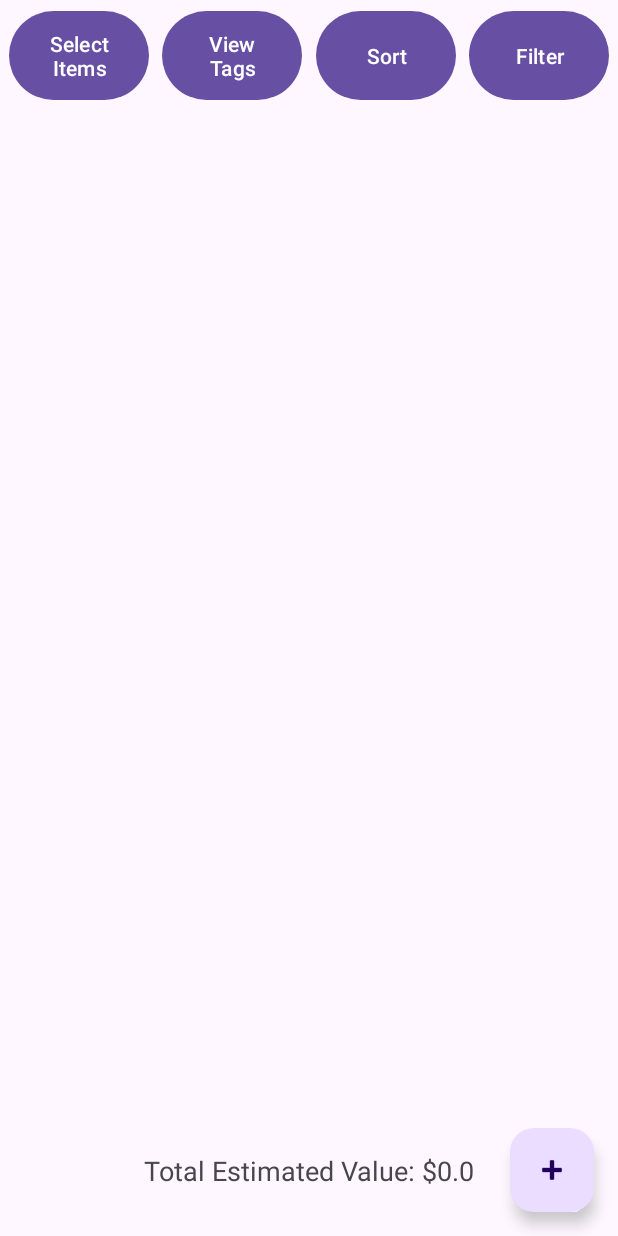
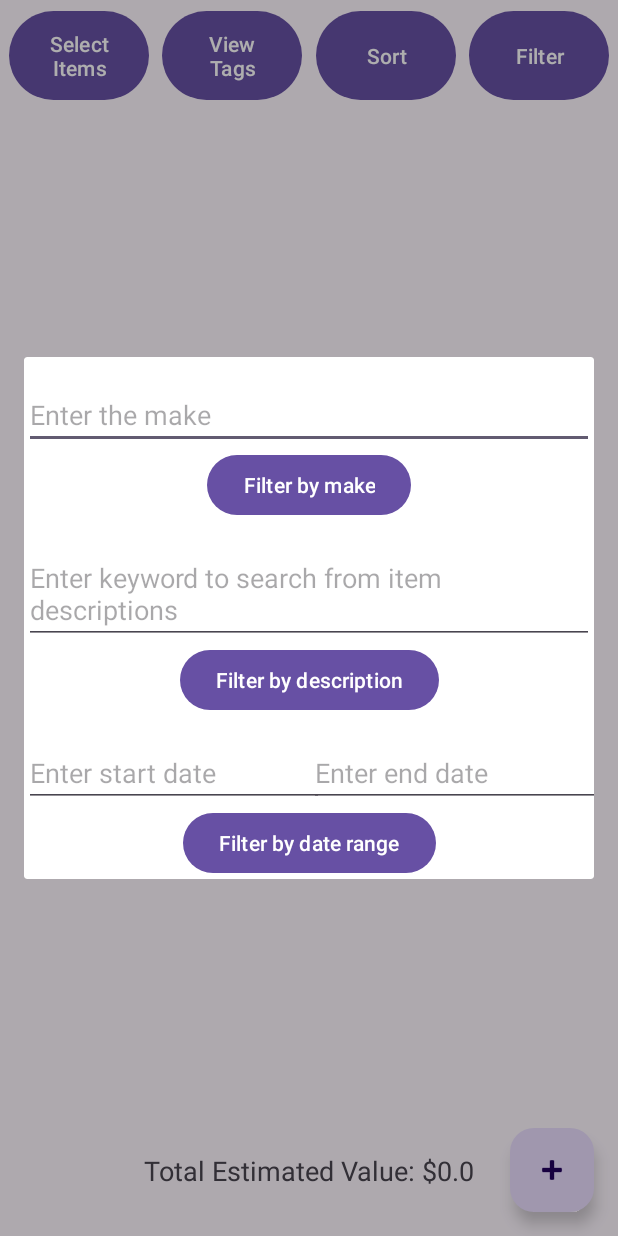
Before and after one commit to nandiniparekh/ValuVault, an Android app: the screen it shows after launch (MainActivity), after a tap on "Filter", on a phone screen of 412 x 824 dp. Run offline under Robolectric (Android 15) with nearby library versions, the phone set to English and light mode, and no system bars; our stand-ins replace Firebase (no records; nobody signed in at launch, a user with empty details on screens opened directly).

Commit message:
finished linking functionality

```diff
--- a/app/src/main/java/com/example/cmput301groupproject/FiltersFragment.java
+++ b/app/src/main/java/com/example/cmput301groupproject/FiltersFragment.java
@@ -7,12 +7,13 @@ import android.view.ViewGroup;
 import android.widget.Button;
 import android.widget.EditText;
 
-import androidx.fragment.app.Fragment;
+import androidx.fragment.app.DialogFragment;
 
 import java.time.LocalDate;
 import java.time.format.DateTimeParseException;
+import java.util.ArrayList;
 
-public class FiltersFragment extends Fragment {
+public class FiltersFragment extends DialogFragment {
     private EditText makeFilterText;
     private EditText descriptionKeyword;
     private EditText startDateText;
@@ -20,6 +21,11 @@ public class FiltersFragment extends Fragment {
     private Button filterByMakeButton;
     private Button filterByDescButton;
     private Button filterByDateRangeButton;
+
+
+    static ArrayList<HouseholdItem> unfilteredItems = new ArrayList<HouseholdItem>();
+
+    private ArrayList<HouseholdItem> filteredItems = new ArrayList<HouseholdItem>();
 
     @Override
     public View onCreateView(LayoutInflater inflater, ViewGroup container,
@@ -34,35 +40,42 @@ public class FiltersFragment extends Fragment {
         filterByDescButton = view.findViewById(R.id.filterByDesc_button);
         filterByDateRangeButton = view.findViewById(R.id.dateFilter_button);
 
-
+        FilterItems filterItems = new FilterItems();
+        filterItems.setItemsList(unfilteredItems);
 
         filterByMakeButton.setOnClickListener(v -> {
             String make = makeFilterText.getText().toString();
-            FilterItems fi = new FilterItems();
             if (!make.isEmpty()) {
-
+                filterItems.filterByMake(make);
             } else {
-
             }
+            dismiss();
         });
 
         filterByDescButton.setOnClickListener(v -> {
             String keyword = descriptionKeyword.getText().toString();
             if (!keyword.isEmpty()) {
+                filterItems.filterByKeyword(keyword);
             } else {
             }
+            dismiss();
         });
 
         filterByDateRangeButton.setOnClickListener(v -> {
             String start = startDateText.getText().toString();
             String end = endDateText.getText().toString();
             if (isValidDate(start) && isValidDate(end)) {
+                filterItems.filterByDate(start, end);
             } else {
             }
+            dismiss();
         });
+
+        filteredItems = filterItems.getFilteredItems();
 
         return view;
     }
+
 
     private boolean isValidDate(String dateStr) {
         try {
@@ -72,4 +85,17 @@ public class FiltersFragment extends Fragment {
             return false;
         }
     }
+
+    public static FiltersFragment newInstance(ArrayList<HouseholdItem> items) {
+        FiltersFragment fragment = new FiltersFragment();
+
+        Bundle args = new Bundle();
+        args.putSerializable("items", items);
+
+        unfilteredItems = items;
+
+        fragment.setArguments(args);
+        return fragment;
+    }
+
 }
--- a/app/src/main/java/com/example/cmput301groupproject/MainActivity.java
+++ b/app/src/main/java/com/example/cmput301groupproject/MainActivity.java
@@ -121,6 +121,7 @@ public class MainActivity extends AppCompatActivity implements ItemFragment.OnFr
         sortButton = findViewById(R.id.sortButton);
         filterButton = findViewById(R.id.filterButton);
 
+
         selectButton.setOnClickListener(new View.OnClickListener() {
             @Override
             public void onClick(View v) {
@@ -143,10 +144,11 @@ public class MainActivity extends AppCompatActivity implements ItemFragment.OnFr
             }
         });
 
+
         filterButton.setOnClickListener(new View.OnClickListener() {
             @Override
             public void onClick(View v) {
-                // Implement Nandini's stuff
+                FiltersFragment.newInstance(dataList).show(getSupportFragmentManager(), "FILTER_ITEMS");
             }
         });
 
@@ -221,6 +223,8 @@ public class MainActivity extends AppCompatActivity implements ItemFragment.OnFr
                         Log.w("Firestore", "Error updating document", e);
                     }
                 });
+
+
     }
 
     public void onHouseholdItemRemoved(HouseholdItem removedItem) {
--- a/app/src/main/res/layout/activity_main.xml
+++ b/app/src/main/res/layout/activity_main.xml
@@ -104,4 +104,14 @@
 
     </androidx.constraintlayout.widget.ConstraintLayout>
 
+    <androidx.fragment.app.FragmentContainerView
+        android:id="@+id/filter_fragment"
+        android:layout_width="match_parent"
+        android:layout_height="match_parent"
+        app:layout_constraintStart_toStartOf="parent"
+        app:layout_constraintEnd_toEndOf="parent"
+        app:layout_constraintTop_toTopOf="parent"
+        app:layout_constraintBottom_toBottomOf="parent">
+    </androidx.fragment.app.FragmentContainerView>
+
 </androidx.constraintlayout.widget.ConstraintLayout>
--- a/app/src/main/res/layout/filter_items_fragment.xml
+++ b/app/src/main/res/layout/filter_items_fragment.xml
@@ -18,12 +18,12 @@
     <Button
         android:id="@+id/filterbymake_button"
         android:layout_width="wrap_content"
-        android:layout_heixght="wrap_content"
         android:layout_below="@id/makeFilter_text"
         android:text="Filter by make"
         app:layout_constraintEnd_toEndOf="parent"
         app:layout_constraintStart_toStartOf="parent"
-        app:layout_constraintTop_toBottomOf="@+id/makeFilter_text" />
+        app:layout_constraintTop_toBottomOf="@+id/makeFilter_text"
+        android:layout_height="wrap_content"/>
 
     <EditText
         android:id="@+id/description_keyword"
```
